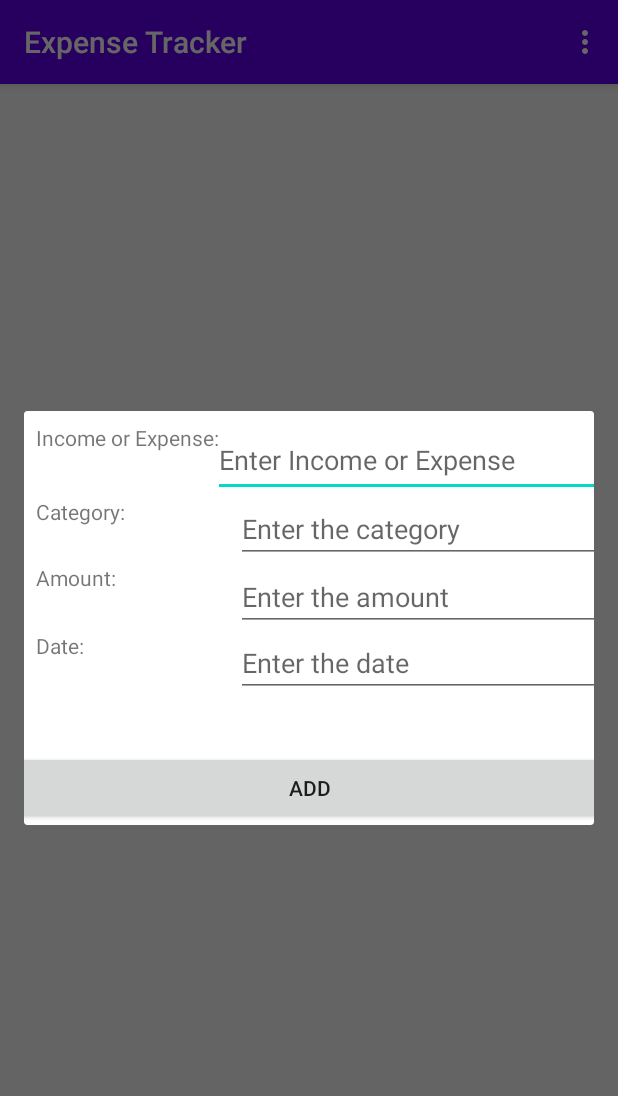
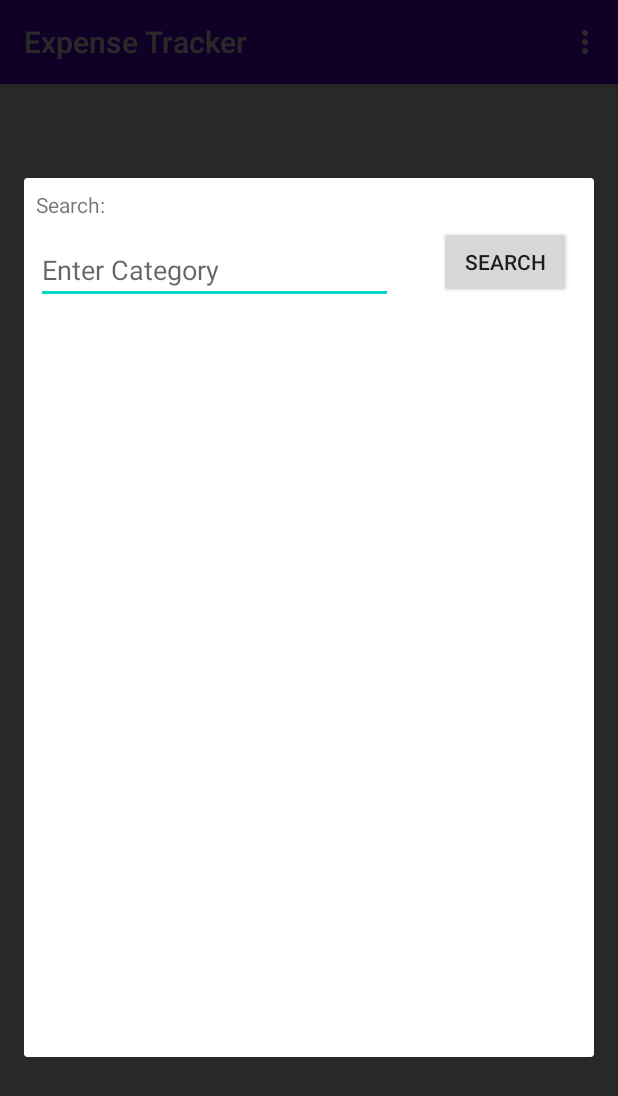
Before and after one commit to juvetao/ExpenseTracker, an Android app: the MoreIncomeExpenseActionsActivity screen opened directly, with no data from a screen before it, in the options menu, after a tap on "Add Income/Expense", on a phone screen of 412 x 824 dp. Shown: the top 1096 px of the screen. Run offline under Robolectric (Android 15) with nearby library versions, the phone set to English and light mode, and no system bars; network calls fail.

Commit message:
Add and Search functions for income expense done

```diff
--- a/app/src/main/java/com/example/expensetracker/CreateNewSaveGoalActivity.java
+++ b/app/src/main/java/com/example/expensetracker/CreateNewSaveGoalActivity.java
@@ -61,5 +61,7 @@ public class CreateNewSaveGoalActivity extends AppCompatActivity {
         });
 
 
+
+
     }
 }
--- a/app/src/main/java/com/example/expensetracker/MoreIncomeExpenseActionsActivity.java
+++ b/app/src/main/java/com/example/expensetracker/MoreIncomeExpenseActionsActivity.java
@@ -11,6 +11,7 @@ import android.view.MenuItem;
 import android.view.View;
 import android.widget.AdapterView;
 import android.widget.ArrayAdapter;
+import android.widget.AutoCompleteTextView;
 import android.widget.Button;
 import android.widget.EditText;
 import android.widget.ListView;
@@ -27,17 +28,18 @@ public class MoreIncomeExpenseActionsActivity extends AppCompatActivity{
     private IncomeExpenseDBHelper myDBHelper;
     private ArrayAdapter adp;
     private ListView income_expense_list;
-    private IncomeExpenseDBHelper myDbHelper;
-
-    private ArrayList<IncomeExpenseModel> incomes_expenses_data;
-
-    //private final static String SERVER_URL = "https://reqres.in/api/";
-
+//
+//    private ArrayList<IncomeExpenseModel> incomes_expenses_data;
+//    private ArrayList<IncomeExpenseModel> search_results;
 
     @Override
     protected void onCreate(Bundle savedInstanceState) {
         super.onCreate(savedInstanceState);
         setContentView(R.layout.activity_more_actions_for_income_expense);
+        myDBHelper = new IncomeExpenseDBHelper(this);
+        income_expense_list = (ListView) findViewById(R.id.list_view_income_expense_more_actions);
+        System.out.println(myDBHelper.getAllIncomeExpenses());
+        updateViews();
     }
 
     //Inflate the menu file to show the main menu
@@ -50,51 +52,42 @@ public class MoreIncomeExpenseActionsActivity extends AppCompatActivity{
     //Control the menu
     @Override
     public boolean onOptionsItemSelected(@NonNull MenuItem item) {
-        AdapterView.AdapterContextMenuInfo info = (AdapterView.AdapterContextMenuInfo ) item.getMenuInfo();
+//        AdapterView.AdapterContextMenuInfo info = (AdapterView.AdapterContextMenuInfo ) item.getMenuInfo();
+
         switch (item.getItemId()){
             case R.id.add_menu:
-//                Toast.makeText(this, "Add", Toast.LENGTH_SHORT).show();
-                AlertDialog.Builder dialogBuilder = new AlertDialog.Builder(this);
+                AlertDialog.Builder dialogBuilder_add = new AlertDialog.Builder(this);
 
-                //Inflate View for alertdialog
-                LayoutInflater inflater = getLayoutInflater();
-                View dialogView = inflater.inflate(R.layout.add_income_expense_dialog, null);
+                //Inflate View for AlertDialog
+                LayoutInflater inflater_add = getLayoutInflater();
+                View dialogView_add = inflater_add.inflate(R.layout.add_income_expense_dialog, null);
 
-                dialogBuilder.setView(dialogView);
+                dialogBuilder_add.setView(dialogView_add);
 
                 //Declare
                 final EditText income_expense_edit_txt, category_edit_txt, amount_edit_txt, date_edit_txt;
-                final RadioGroup radio_group;
                 Button add_btn;
 
                 //Initialize
-                income_expense_edit_txt = dialogView.findViewById(R.id.income_expense_edit_txt);
-                category_edit_txt = dialogView.findViewById(R.id.category_edit_txt);
-                amount_edit_txt = dialogView.findViewById(R.id.amount_edit_txt);
-                date_edit_txt = dialogView.findViewById(R.id.date_edit_txt);
-                add_btn = dialogView.findViewById(R.id.add_btn);
-                incomes_expenses_data = new ArrayList<>();
+                income_expense_edit_txt = dialogView_add.findViewById(R.id.income_expense_edit_txt);
+                category_edit_txt = dialogView_add.findViewById(R.id.category_edit_txt);
+                amount_edit_txt = dialogView_add.findViewById(R.id.amount_edit_txt);
+                date_edit_txt = dialogView_add.findViewById(R.id.date_edit_txt);
+                add_btn = dialogView_add.findViewById(R.id.add_btn);
 
-                updateViews();
-
-                final IncomeExpenseModel tempIncomeExpense = (IncomeExpenseModel) adp.getItem(info.position);
-
-                //Setters
-                income_expense_edit_txt.setText(tempIncomeExpense.getIncomeExpense().toString());
-                category_edit_txt.setText(tempIncomeExpense.getCategory());
-                amount_edit_txt.setText((int) tempIncomeExpense.getAmount());
-                date_edit_txt.setText(tempIncomeExpense.getDate());
-
-                final AlertDialog addDialog = dialogBuilder.create();
+                final AlertDialog addDialog = dialogBuilder_add.create();
                 addDialog.show();
 
                 add_btn.setOnClickListener(new View.OnClickListener() {
                     @Override
                     public void onClick(View v) {
-                        tempIncomeExpense.setIncomeExpense(income_expense_edit_txt.getText().toString());
-                        tempIncomeExpense.setCategory(category_edit_txt.getText().toString());
-                        tempIncomeExpense.setAmount(Double.parseDouble(amount_edit_txt.getText().toString()));
-                        tempIncomeExpense.setDate(Integer.parseInt(date_edit_txt.getText().toString()));
+                        String income_expense = income_expense_edit_txt.getText().toString();
+                        String category = category_edit_txt.getText().toString();
+                        double amount = Double.parseDouble(amount_edit_txt.getText().toString());
+                        int date = Integer.parseInt(date_edit_txt.getText().toString());
+
+
+                        final IncomeExpenseModel tempIncomeExpense = new IncomeExpenseModel(-1, income_expense, category, amount, date);
 
                         myDBHelper.addIncomeExpenseToDb(tempIncomeExpense);
 
@@ -106,6 +99,41 @@ public class MoreIncomeExpenseActionsActivity extends AppCompatActivity{
                 });
 
             case R.id.search_menu:
+                AlertDialog.Builder dialogBuilder_search = new AlertDialog.Builder(this);
+
+                //Inflate View for AlertDialog
+                LayoutInflater inflater_search = getLayoutInflater();
+                View dialogView_search = inflater_search.inflate(R.layout.search_income_expense_dialog, null);
+
+                dialogBuilder_search.setView(dialogView_search);
+
+                //Declare
+                final AutoCompleteTextView auto_com_income_expense;
+                final ListView search_result_list;
+                final EditText search_edit_txt;
+                final Button search_btn;
+
+                //Initialize
+                search_edit_txt = dialogView_search.findViewById(R.id.search_edit_txt);
+                search_result_list = dialogView_search.findViewById(R.id.save_goal_list_view);
+                search_btn = dialogView_search.findViewById(R.id.search_btn);
+
+                final AlertDialog searchDialog = dialogBuilder_search.create();
+                searchDialog.show();
+
+                search_btn.setOnClickListener(new View.OnClickListener() {
+                    @Override
+                    public void onClick(View v) {
+                       String categoryForSearch = search_edit_txt.getText().toString();
+
+                       Toast.makeText(MoreIncomeExpenseActionsActivity.this, "Searched", Toast.LENGTH_SHORT).show();
+
+                       adp = new ArrayAdapter<IncomeExpenseModel>(v.getContext(), android.R.layout.simple_list_item_1, myDBHelper.getIncomeExpenseByCategory(categoryForSearch));
+                       search_result_list.setAdapter(adp);
+                    }
+                });
+
+
                 Toast.makeText(this, "Search", Toast.LENGTH_SHORT).show();
                 break;
             case R.id.exit_menu:
--- a/app/src/main/res/layout/activity_more_actions_for_income_expense.xml
+++ b/app/src/main/res/layout/activity_more_actions_for_income_expense.xml
@@ -19,8 +19,5 @@
         app:layout_constraintStart_toStartOf="parent"
         app:layout_constraintTop_toTopOf="parent">
 
-        <ListView
-            android:layout_width="match_parent"
-            android:layout_height="match_parent" />
     </ListView>
 </androidx.constraintlayout.widget.ConstraintLayout>
--- /dev/null
+++ b/app/src/main/res/layout/search_income_expense_dialog.xml
@@ -0,0 +1,58 @@
+<?xml version="1.0" encoding="utf-8"?>
+<androidx.constraintlayout.widget.ConstraintLayout
+    xmlns:android="http://schemas.android.com/apk/res/android"
+    xmlns:app="http://schemas.android.com/apk/res-auto"
+    xmlns:tools="http://schemas.android.com/tools"
+    android:layout_width="match_parent"
+    android:layout_height="match_parent">
+
+    <TextView
+        android:id="@+id/search_txt_view"
+        android:layout_width="68dp"
+        android:layout_height="22dp"
+        android:layout_marginStart="8dp"
+        android:layout_marginLeft="8dp"
+        android:layout_marginTop="8dp"
+        android:text="@string/search_txt_view"
+        app:layout_constraintStart_toStartOf="parent"
+        app:layout_constraintTop_toTopOf="parent" />
+
+    <EditText
+        android:id="@+id/search_edit_txt"
+        android:layout_width="238dp"
+        android:layout_height="42dp"
+        android:layout_marginStart="8dp"
+        android:layout_marginLeft="8dp"
+        android:layout_marginTop="12dp"
+        android:ems="10"
+        android:hint="@string/search_edit_txt"
+        android:inputType="textPersonName"
+        app:layout_constraintStart_toStartOf="parent"
+        app:layout_constraintTop_toBottomOf="@+id/search_txt_view" />
+
+    <Button
+        android:id="@+id/search_btn"
+        android:layout_width="wrap_content"
+        android:layout_height="wrap_content"
+        android:layout_marginStart="24dp"
+        android:layout_marginLeft="24dp"
+        android:layout_marginBottom="4dp"
+        android:text="@string/search_btn"
+        app:layout_constraintBottom_toTopOf="@+id/save_goal_list_view"
+        app:layout_constraintEnd_toEndOf="parent"
+        app:layout_constraintHorizontal_bias="0.301"
+        app:layout_constraintStart_toEndOf="@+id/search_edit_txt" />
+
+    <ListView
+        android:id="@+id/save_goal_list_view"
+        android:layout_width="408dp"
+        android:layout_height="502dp"
+        android:layout_marginStart="8dp"
+        android:layout_marginLeft="8dp"
+        android:layout_marginEnd="8dp"
+        android:layout_marginRight="8dp"
+        app:layout_constraintBottom_toBottomOf="parent"
+        app:layout_constraintEnd_toEndOf="parent"
+        app:layout_constraintStart_toStartOf="parent"
+        app:layout_constraintTop_toBottomOf="@+id/search_edit_txt" />
+</androidx.constraintlayout.widget.ConstraintLayout>
--- a/app/src/main/res/values/strings.xml
+++ b/app/src/main/res/values/strings.xml
@@ -27,9 +27,13 @@
     <string name="amount_txt_view">Amount:</string>
     <string name="amount_edit_txt">Enter the amount</string>
     <string name="date_txt_view">Date:</string>
-    <string name="date_edit_txt">Enter the date</string>
+    <string name="date_edit_txt">Enter the date (yyMMdd)</string>
     <string name="add_btn">Add</string>
 
+<!--    search_income_expense_dialog-->
+    <string name="search_txt_view">Search:</string>
+    <string name="search_edit_txt">Enter Category</string>
+    <string name="search_btn">Search</string>
 
     <!--    menu_main-->
     <string name="menu_add">Add Income/Expense</string>
```
Also changed, not shown: app/src/main/java/com/example/expensetracker/dbhelper/IncomeExpenseDBHelper.java (+61 -4 lines), app/src/main/java/com/example/expensetracker/fragment/IncomeExpenseFragment.java (+13 -1 lines), app/src/main/java/com/example/expensetracker/fragment/SaveGoalFragment.java (+6 -2 lines), app/src/main/java/com/example/expensetracker/model/IncomeExpenseModel.java (+1 -7 lines), app/src/main/java/com/example/expensetracker/model/SaveGoalModel.java (+1 -6 lines), app/src/main/res/layout/activity_add_income_expense.xml (deleted, +0 -9 lines), app/src/main/res/layout/activity_search_income_expense.xml (deleted, +0 -9 lines).
